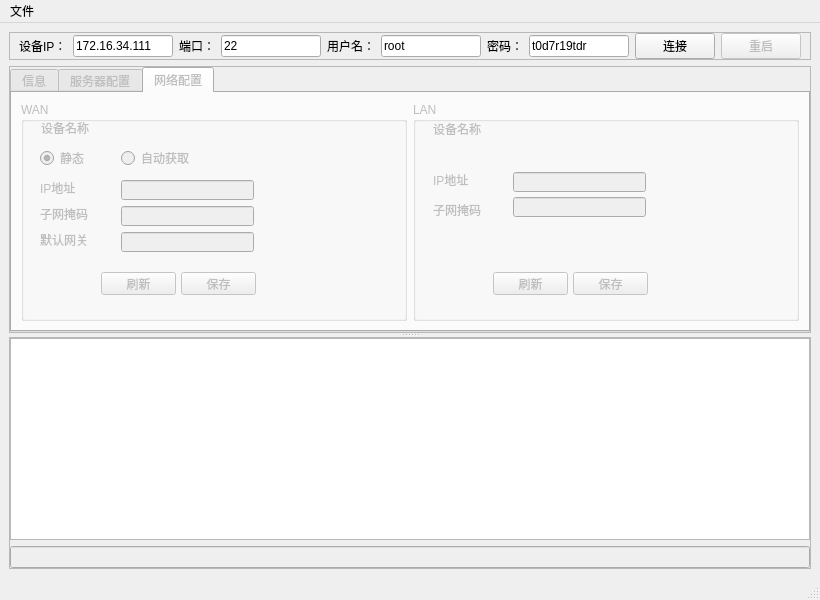
This is app.ui in dingzb/tdr_apptool as Qt 5 draws it before an edit. The edited form follows.
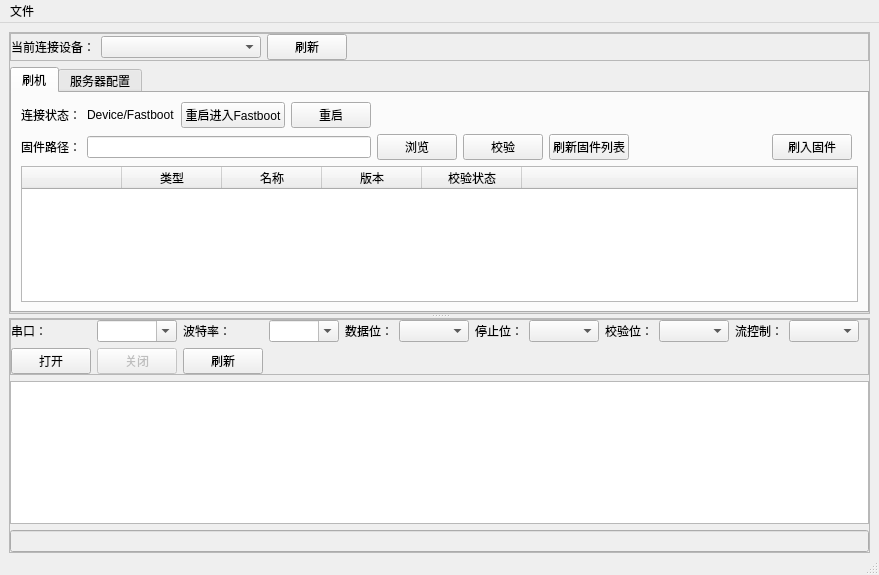
This is the edited form. The open tabs and pages were chosen to show the change.

Patch:
```diff
--- a/app.ui
+++ b/app.ui
@@ -6,8 +6,8 @@
    <rect>
     <x>0</x>
     <y>0</y>
-    <width>816</width>
-    <height>600</height>
+    <width>879</width>
+    <height>575</height>
    </rect>
   </property>
   <property name="windowTitle">
@@ -15,6 +15,18 @@
   </property>
   <widget class="QWidget" name="centralwidget">
    <layout class="QGridLayout" name="gridLayout">
+    <property name="leftMargin">
+     <number>9</number>
+    </property>
+    <property name="topMargin">
+     <number>9</number>
+    </property>
+    <property name="rightMargin">
+     <number>9</number>
+    </property>
+    <property name="bottomMargin">
+     <number>0</number>
+    </property>
     <item row="1" column="0">
      <widget class="QSplitter" name="splitter">
       <property name="enabled">
@@ -34,10 +46,62 @@
         <property name="margin">
          <number>0</number>
         </property>
+        <item>
+         <widget class="QFrame" name="frame_7">
+          <property name="frameShape">
+           <enum>QFrame::StyledPanel</enum>
+          </property>
+          <property name="frameShadow">
+           <enum>QFrame::Raised</enum>
+          </property>
+          <layout class="QHBoxLayout" name="horizontalLayout_6">
+           <property name="margin">
+            <number>0</number>
+           </property>
+           <item>
+            <widget class="QLabel" name="label_36">
+             <property name="text">
+              <string>当前连接设备：</string>
+             </property>
+            </widget>
+           </item>
+           <item>
+            <widget class="QComboBox" name="comboBoxDevList">
+             <property name="minimumSize">
+              <size>
+               <width>160</width>
+               <height>0</height>
+              </size>
+             </property>
+            </widget>
+           </item>
+           <item>
+            <widget class="QPushButton" name="pushButtonRefreshDev">
+             <property name="text">
+              <string>刷新</string>
+             </property>
+            </widget>
+           </item>
+           <item>
+            <spacer name="horizontalSpacer_24">
+             <property name="orientation">
+              <enum>Qt::Horizontal</enum>
+             </property>
+             <property name="sizeHint" stdset="0">
+              <size>
+               <width>40</width>
+               <height>20</height>
+              </size>
+             </property>
+            </spacer>
+           </item>
+          </layout>
+         </widget>
+        </item>
         <item>
          <widget class="QTabWidget" name="tabWidget">
           <property name="enabled">
-           <bool>false</bool>
+           <bool>true</bool>
           </property>
           <property name="currentIndex">
            <number>0</number>
@@ -47,47 +111,143 @@
             <string/>
            </property>
            <attribute name="title">
-            <string>信息</string>
+            <string>刷机</string>
            </attribute>
-           <layout class="QVBoxLayout" name="verticalLayout_4">
-            <property name="margin">
-             <number>0</number>
-            </property>
-            <item>
-             <layout class="QHBoxLayout" name="horizontalLayout_2">
-              <item>
-               <spacer name="horizontalSpacer_2">
-                <property name="orientation">
-                 <enum>Qt::Horizontal</enum>
-                </property>
-                <property name="sizeHint" stdset="0">
-                 <size>
-                  <width>40</width>
-                  <height>20</height>
-                 </size>
-                </property>
-               </spacer>
-              </item>
-              <item>
-               <widget class="QPushButton" name="pushButtonRefreshInfo">
-                <property name="text">
-                 <string>刷新</string>
-                </property>
-               </widget>
-              </item>
-             </layout>
+           <layout class="QGridLayout" name="gridLayout_2">
+            <item row="1" column="5">
+             <widget class="QPushButton" name="pushButton_4">
+              <property name="text">
+               <string>校验</string>
+              </property>
+             </widget>
             </item>
-            <item>
-             <widget class="QTextBrowser" name="textBrowserInfo">
-              <property name="minimumSize">
+            <item row="1" column="0">
+             <widget class="QLabel" name="label_14">
+              <property name="text">
+               <string>固件路径：</string>
+              </property>
+             </widget>
+            </item>
+            <item row="2" column="0" colspan="11">
+             <widget class="QTableWidget" name="tableWidget">
+              <property name="editTriggers">
+               <set>QAbstractItemView::NoEditTriggers</set>
+              </property>
+              <property name="selectionMode">
+               <enum>QAbstractItemView::MultiSelection</enum>
+              </property>
+              <property name="selectionBehavior">
+               <enum>QAbstractItemView::SelectRows</enum>
+              </property>
+              <property name="gridStyle">
+               <enum>Qt::DotLine</enum>
+              </property>
+              <attribute name="horizontalHeaderHighlightSections">
+               <bool>false</bool>
+              </attribute>
+              <attribute name="horizontalHeaderStretchLastSection">
+               <bool>true</bool>
+              </attribute>
+              <attribute name="verticalHeaderDefaultSectionSize">
+               <number>21</number>
+              </attribute>
+              <attribute name="verticalHeaderHighlightSections">
+               <bool>false</bool>
+              </attribute>
+              <column>
+               <property name="text">
+                <string/>
+               </property>
+              </column>
+              <column>
+               <property name="text">
+                <string>类型</string>
+               </property>
+              </column>
+              <column>
+               <property name="text">
+                <string>名称</string>
+               </property>
+              </column>
+              <column>
+               <property name="text">
+                <string>版本</string>
+               </property>
+              </column>
+              <column>
+               <property name="text">
+                <string>校验状态</string>
+               </property>
+              </column>
+              <column>
+               <property name="text">
+                <string/>
+               </property>
+              </column>
+             </widget>
+            </item>
+            <item row="1" column="4">
+             <widget class="QPushButton" name="pushButton">
+              <property name="text">
+               <string>浏览</string>
+              </property>
+             </widget>
+            </item>
+            <item row="0" column="1">
+             <widget class="QLabel" name="labelDevState">
+              <property name="text">
+               <string>Device/Fastboot</string>
+              </property>
+             </widget>
+            </item>
+            <item row="0" column="0">
+             <widget class="QLabel" name="label_11">
+              <property name="text">
+               <string>连接状态：</string>
+              </property>
+             </widget>
+            </item>
+            <item row="1" column="1" colspan="3">
+             <widget class="QLineEdit" name="lineEdit"/>
+            </item>
+            <item row="1" column="9">
+             <widget class="QPushButton" name="pushButton_8">
+              <property name="text">
+               <string>刷入固件</string>
+              </property>
+             </widget>
+            </item>
+            <item row="0" column="3">
+             <widget class="QPushButton" name="pushButton_7">
+              <property name="text">
+               <string>重启</string>
+              </property>
+             </widget>
+            </item>
+            <item row="0" column="2">
+             <widget class="QPushButton" name="pushButton_3">
+              <property name="text">
+               <string>重启进入Fastboot</string>
+              </property>
+             </widget>
+            </item>
+            <item row="1" column="7">
+             <spacer name="horizontalSpacer_25">
+              <property name="orientation">
+               <enum>Qt::Horizontal</enum>
+              </property>
+              <property name="sizeHint" stdset="0">
                <size>
-                <width>0</width>
-                <height>0</height>
+                <width>40</width>
+                <height>20</height>
                </size>
               </property>
-              <property name="styleSheet">
-               <string notr="true">border: none;
-font: 9pt &quot;Consolas&quot;;</string>
+             </spacer>
+            </item>
+            <item row="1" column="6">
+             <widget class="QPushButton" name="pushButton_2">
+              <property name="text">
+               <string>刷新固件列表</string>
               </property>
              </widget>
             </item>
@@ -97,398 +257,6 @@
            <attribute name="title">
             <string>服务器配置</string>
            </attribute>
-           <widget class="QWidget" name="formLayoutWidget">
-            <property name="geometry">
-             <rect>
-              <x>10</x>
-              <y>10</y>
-              <width>651</width>
-              <height>181</height>
-             </rect>
-            </property>
-            <layout class="QFormLayout" name="formLayout">
-             <property name="fieldGrowthPolicy">
-              <enum>QFormLayout::AllNonFixedFieldsGrow</enum>
-             </property>
-             <item row="0" column="0">
-              <widget class="QLabel" name="Label">
-               <property name="text">
-                <string>业务服务器地址</string>
-               </property>
-              </widget>
-             </item>
-             <item row="0" column="1">
-              <widget class="QLineEdit" name="LineEditOperationIp"/>
-             </item>
-             <item row="1" column="0">
-              <widget class="QLabel" name="Label_2">
-               <property name="text">
-                <string>业务服务器端口</string>
-               </property>
-              </widget>
-             </item>
-             <item row="1" column="1">
-              <widget class="QLineEdit" name="LineEditOperationPort"/>
-             </item>
-             <item row="2" column="0">
-              <widget class="QLabel" name="Label_3">
-               <property name="text">
-                <string>升级服务器地址</string>
-               </property>
-              </widget>
-             </item>
-             <item row="2" column="1">
-              <widget class="QLineEdit" name="LineEditUpdateIp"/>
-             </item>
-             <item row="3" column="0">
-              <widget class="QLabel" name="Label_4">
-               <property name="text">
-                <string>升级服务器端口</string>
-               </property>
-              </widget>
-             </item>
-             <item row="3" column="1">
-              <widget class="QLineEdit" name="LineEditUpdatePort"/>
-             </item>
-             <item row="4" column="1">
-              <widget class="QLineEdit" name="LineEditIdCardIp"/>
-             </item>
-             <item row="5" column="1">
-              <widget class="QLineEdit" name="LineEditIdCardPort"/>
-             </item>
-             <item row="5" column="0">
-              <widget class="QLabel" name="Label_6">
-               <property name="text">
-                <string>身份证服务器端口</string>
-               </property>
-              </widget>
-             </item>
-             <item row="4" column="0">
-              <widget class="QLabel" name="Label_5">
-               <property name="text">
-                <string>身份证服务器地址</string>
-               </property>
-              </widget>
-             </item>
-             <item row="6" column="0">
-              <widget class="QLabel" name="uRLLabel">
-               <property name="text">
-                <string>日志服务URL</string>
-               </property>
-              </widget>
-             </item>
-             <item row="6" column="1">
-              <widget class="QLineEdit" name="LineEditLogURL"/>
-             </item>
-            </layout>
-           </widget>
-           <widget class="QPushButton" name="pushButtonSaveServer">
-            <property name="geometry">
-             <rect>
-              <x>590</x>
-              <y>200</y>
-              <width>75</width>
-              <height>23</height>
-             </rect>
-            </property>
-            <property name="text">
-             <string>保存</string>
-            </property>
-           </widget>
-           <widget class="QPushButton" name="pushButtonRefreshServer">
-            <property name="geometry">
-             <rect>
-              <x>500</x>
-              <y>200</y>
-              <width>75</width>
-              <height>23</height>
-             </rect>
-            </property>
-            <property name="text">
-             <string>刷新</string>
-            </property>
-           </widget>
-          </widget>
-          <widget class="QWidget" name="tabNetSetting">
-           <attribute name="title">
-            <string>网络配置</string>
-           </attribute>
-           <layout class="QHBoxLayout" name="horizontalLayout_3">
-            <item>
-             <widget class="QGroupBox" name="groupBox">
-              <property name="minimumSize">
-               <size>
-                <width>260</width>
-                <height>0</height>
-               </size>
-              </property>
-              <property name="title">
-               <string>WAN</string>
-              </property>
-              <widget class="QRadioButton" name="radioButtonWanStatic">
-               <property name="geometry">
-                <rect>
-                 <x>19</x>
-                 <y>48</y>
-                 <width>47</width>
-                 <height>16</height>
-                </rect>
-               </property>
-               <property name="text">
-                <string>静态</string>
-               </property>
-               <property name="checked">
-                <bool>true</bool>
-               </property>
-              </widget>
-              <widget class="QPushButton" name="pushButtonWanRefresh">
-               <property name="geometry">
-                <rect>
-                 <x>80</x>
-                 <y>170</y>
-                 <width>75</width>
-                 <height>23</height>
-                </rect>
-               </property>
-               <property name="text">
-                <string>刷新</string>
-               </property>
-              </widget>
-              <widget class="QPushButton" name="pushButtonWanSave">
-               <property name="geometry">
-                <rect>
-                 <x>160</x>
-                 <y>170</y>
-                 <width>75</width>
-                 <height>23</height>
-                </rect>
-               </property>
-               <property name="text">
-                <string>保存</string>
-               </property>
-              </widget>
-              <widget class="QLabel" name="label_4">
-               <property name="geometry">
-                <rect>
-                 <x>19</x>
-                 <y>78</y>
-                 <width>36</width>
-                 <height>16</height>
-                </rect>
-               </property>
-               <property name="text">
-                <string>IP地址</string>
-               </property>
-              </widget>
-              <widget class="QLineEdit" name="lineEditWanIp">
-               <property name="geometry">
-                <rect>
-                 <x>100</x>
-                 <y>78</y>
-                 <width>133</width>
-                 <height>20</height>
-                </rect>
-               </property>
-              </widget>
-              <widget class="QLabel" name="label_6">
-               <property name="geometry">
-                <rect>
-                 <x>19</x>
-                 <y>104</y>
-                 <width>48</width>
-                 <height>16</height>
-                </rect>
-               </property>
-               <property name="text">
-                <string>子网掩码</string>
-               </property>
-              </widget>
-              <widget class="QLineEdit" name="lineEditWanMask">
-               <property name="geometry">
-                <rect>
-                 <x>100</x>
-                 <y>104</y>
-                 <width>133</width>
-                 <height>20</height>
-                </rect>
-               </property>
-              </widget>
-              <widget class="QLabel" name="label_5">
-               <property name="geometry">
-                <rect>
-                 <x>19</x>
-                 <y>130</y>
-                 <width>48</width>
-                 <height>16</height>
-                </rect>
-               </property>
-               <property name="text">
-                <string>默认网关</string>
-               </property>
-              </widget>
-              <widget class="QLineEdit" name="lineEditWanGateway">
-               <property name="geometry">
-                <rect>
-                 <x>100</x>
-                 <y>130</y>
-                 <width>133</width>
-                 <height>20</height>
-                </rect>
-               </property>
-              </widget>
-              <widget class="QRadioButton" name="radioButtonWanAuto">
-               <property name="geometry">
-                <rect>
-                 <x>100</x>
-                 <y>48</y>
-                 <width>71</width>
-                 <height>16</height>
-                </rect>
-               </property>
-               <property name="text">
-                <string>自动获取</string>
-               </property>
-              </widget>
-              <widget class="QLabel" name="label_9">
-               <property name="geometry">
-                <rect>
-                 <x>20</x>
-                 <y>20</y>
-                 <width>54</width>
-                 <height>12</height>
-                </rect>
-               </property>
-               <property name="text">
-                <string>设备名称</string>
-               </property>
-              </widget>
-              <widget class="QLabel" name="labelWanName">
-               <property name="geometry">
-                <rect>
-                 <x>100</x>
-                 <y>21</y>
-                 <width>54</width>
-                 <height>12</height>
-                </rect>
-               </property>
-               <property name="text">
-                <string>________</string>
-               </property>
-              </widget>
-             </widget>
-            </item>
-            <item>
-             <widget class="QGroupBox" name="groupBox_2">
-              <property name="minimumSize">
-               <size>
-                <width>260</width>
-                <height>0</height>
-               </size>
-              </property>
-              <property name="title">
-               <string>LAN</string>
-              </property>
-              <widget class="QPushButton" name="pushButtonLanSave">
-               <property name="geometry">
-                <rect>
-                 <x>160</x>
-                 <y>170</y>
-                 <width>75</width>
-                 <height>23</height>
-                </rect>
-               </property>
-               <property name="text">
-                <string>保存</string>
-               </property>
-              </widget>
-              <widget class="QPushButton" name="pushButtonLanRefresh">
-               <property name="geometry">
-                <rect>
-                 <x>80</x>
-                 <y>170</y>
-                 <width>75</width>
-                 <height>23</height>
-                </rect>
-               </property>
-               <property name="text">
-                <string>刷新</string>
-               </property>
-              </widget>
-              <widget class="QLabel" name="label_8">
-               <property name="geometry">
-                <rect>
-                 <x>20</x>
-                 <y>100</y>
-                 <width>48</width>
-                 <height>16</height>
-                </rect>
-               </property>
-               <property name="text">
-                <string>子网掩码</string>
-               </property>
-              </widget>
-              <widget class="QLineEdit" name="lineEditLanMask">
-               <property name="geometry">
-                <rect>
-                 <x>100</x>
-                 <y>95</y>
-                 <width>133</width>
-                 <height>20</height>
-                </rect>
-               </property>
-              </widget>
-              <widget class="QLabel" name="label_7">
-               <property name="geometry">
-                <rect>
-                 <x>20</x>
-                 <y>70</y>
-                 <width>36</width>
-                 <height>16</height>
-                </rect>
-               </property>
-               <property name="text">
-                <string>IP地址</string>
-               </property>
-              </widget>
-              <widget class="QLineEdit" name="lineEditLanIp">
-               <property name="geometry">
-                <rect>
-                 <x>100</x>
-                 <y>70</y>
-                 <width>133</width>
-                 <height>20</height>
-                </rect>
-               </property>
-              </widget>
-              <widget class="QLabel" name="labelLanName">
-               <property name="geometry">
-                <rect>
-                 <x>100</x>
-                 <y>22</y>
-                 <width>54</width>
-                 <height>12</height>
-                </rect>
-               </property>
-               <property name="text">
-                <string>________</string>
-               </property>
-              </widget>
-              <widget class="QLabel" name="label_12">
-               <property name="geometry">
-                <rect>
-                 <x>20</x>
-                 <y>21</y>
-                 <width>54</width>
-                 <height>12</height>
-                </rect>
-               </property>
-               <property name="text">
-                <string>设备名称</string>
-               </property>
-              </widget>
-             </widget>
-            </item>
-           </layout>
           </widget>
          </widget>
         </item>
@@ -505,6 +273,181 @@
         <property name="margin">
          <number>0</number>
         </property>
+        <item>
+         <widget class="QFrame" name="frame">
+          <property name="frameShape">
+           <enum>QFrame::StyledPanel</enum>
+          </property>
+          <property name="frameShadow">
+           <enum>QFrame::Raised</enum>
+          </property>
+          <layout class="QGridLayout" name="gridLayout_4">
+           <property name="margin">
+            <number>0</number>
+           </property>
+           <item row="0" column="16">
+            <spacer name="horizontalSpacer">
+             <property name="orientation">
+              <enum>Qt::Horizontal</enum>
+             </property>
+             <property name="sizeHint" stdset="0">
+              <size>
+               <width>40</width>
+               <height>20</height>
+              </size>
+             </property>
+            </spacer>
+           </item>
+           <item row="0" column="2">
+            <widget class="QLabel" name="label">
+             <property name="text">
+              <string>波特率：</string>
+             </property>
+            </widget>
+           </item>
+           <item row="0" column="3">
+            <widget class="QComboBox" name="comboBoxBaudrates">
+             <property name="minimumSize">
+              <size>
+               <width>70</width>
+               <height>0</height>
+              </size>
+             </property>
+             <property name="editable">
+              <bool>true</bool>
+             </property>
+            </widget>
+           </item>
+           <item row="0" column="9">
+            <widget class="QComboBox" name="comboBoxParities">
+             <property name="minimumSize">
+              <size>
+               <width>70</width>
+               <height>0</height>
+              </size>
+             </property>
+            </widget>
+           </item>
+           <item row="0" column="6">
+            <widget class="QLabel" name="label_10">
+             <property name="text">
+              <string>停止位：</string>
+             </property>
+            </widget>
+           </item>
+           <item row="0" column="7">
+            <widget class="QComboBox" name="comboBoxStopbits">
+             <property name="minimumSize">
+              <size>
+               <width>70</width>
+               <height>0</height>
+              </size>
+             </property>
+            </widget>
+           </item>
+           <item row="0" column="10">
+            <widget class="QLabel" name="label_15">
+             <property name="text">
+              <string>流控制：</string>
+             </property>
+            </widget>
+           </item>
+           <item row="0" column="8">
+            <widget class="QLabel" name="label_2">
+             <property name="text">
+              <string>校验位：</string>
+             </property>
+            </widget>
+           </item>
+           <item row="0" column="5">
+            <widget class="QComboBox" name="comboBoxBytesizes">
+             <property name="minimumSize">
+              <size>
+               <width>70</width>
+               <height>0</height>
+              </size>
+             </property>
+            </widget>
+           </item>
+           <item row="0" column="4">
+            <widget class="QLabel" name="label_3">
+             <property name="text">
+              <string>数据位：</string>
+             </property>
+            </widget>
+           </item>
+           <item row="0" column="0">
+            <widget class="QLabel" name="TargetIPlabel">
+             <property name="text">
+              <string>串口：</string>
+             </property>
+            </widget>
+           </item>
+           <item row="0" column="11">
+            <widget class="QComboBox" name="comboBoxFlowCtrl">
+             <property name="minimumSize">
+              <size>
+               <width>70</width>
+               <height>0</height>
+              </size>
+             </property>
+            </widget>
+           </item>
+           <item row="0" column="1">
+            <widget class="QComboBox" name="comboBoxPorts">
+             <property name="sizePolicy">
+              <sizepolicy hsizetype="Preferred" vsizetype="Fixed">
+               <horstretch>0</horstretch>
+               <verstretch>0</verstretch>
+              </sizepolicy>
+             </property>
+             <property name="minimumSize">
+              <size>
+               <width>70</width>
+               <height>0</height>
+              </size>
+             </property>
+             <property name="editable">
+              <bool>true</bool>
+             </property>
+            </widget>
+           </item>
+           <item row="1" column="0">
+            <widget class="QPushButton" name="pushButtonOpenSerial">
+             <property name="text">
+              <string>打开</string>
+             </property>
+             <property name="flat">
+              <bool>false</bool>
+             </property>
+            </widget>
+           </item>
+           <item row="1" column="1">
+            <widget class="QPushButton" name="pushButtonCloseSerial">
+             <property name="enabled">
+              <bool>false</bool>
+             </property>
+             <property name="text">
+              <string>关闭</string>
+             </property>
+             <property name="flat">
+              <bool>false</bool>
+             </property>
+            </widget>
+           </item>
+           <item row="1" column="2">
+            <widget class="QPushButton" name="pushButtonRefreshSerial">
+             <property name="enabled">
+              <bool>true</bool>
+             </property>
+             <property name="text">
+              <string>刷新</string>
+             </property>
+            </widget>
+           </item>
+          </layout>
+         </widget>
+        </item>
         <item>
          <widget class="QTextBrowser" name="textBrowserLog">
           <property name="contextMenuPolicy">
@@ -536,164 +479,6 @@
       </widget>
      </widget>
     </item>
-    <item row="0" column="0">
-     <widget class="QFrame" name="frame">
-      <property name="frameShape">
-       <enum>QFrame::StyledPanel</enum>
-      </property>
-      <property name="frameShadow">
-       <enum>QFrame::Raised</enum>
-      </property>
-      <layout class="QHBoxLayout" name="horizontalLayout">
-       <property name="topMargin">
-        <number>0</number>
-       </property>
-       <property name="bottomMargin">
-        <number>0</number>
-       </property>
-       <item>
-        <widget class="QLabel" name="TargetIPlabel">
-         <property name="text">
-          <string>设备IP：</string>
-         </property>
-        </widget>
-       </item>
-       <item>
-        <widget class="QLineEdit" name="lineEditIp">
-         <property name="minimumSize">
-          <size>
-           <width>100</width>
-           <height>0</height>
-          </size>
-         </property>
-         <property name="maximumSize">
-          <size>
-           <width>120</width>
-           <height>16777215</height>
-          </size>
-         </property>
-         <property name="text">
-          <string>172.16.34.111</string>
-         </property>
-        </widget>
-       </item>
-       <item>
-        <widget class="QLabel" name="label">
-         <property name="text">
-          <string>端口：</string>
-         </property>
-        </widget>
-       </item>
-       <item>
-        <widget class="QLineEdit" name="lineEditPort">
-         <property name="minimumSize">
-          <size>
-           <width>100</width>
-           <height>0</height>
-          </size>
-         </property>
-         <property name="maximumSize">
-          <size>
-           <width>120</width>
-           <height>16777215</height>
-          </size>
-         </property>
-         <property name="text">
-          <string>22</string>
-         </property>
-        </widget>
-       </item>
-       <item>
-        <widget class="QLabel" name="label_2">
-         <property name="text">
-          <string>用户名：</string>
-         </property>
-        </widget>
-       </item>
-       <item>
-        <widget class="QLineEdit" name="lineEditUsername">
-         <property name="minimumSize">
-          <size>
-           <width>100</width>
-           <height>0</height>
-          </size>
-         </property>
-         <property name="maximumSize">
-          <size>
-           <width>120</width>
-           <height>16777215</height>
-          </size>
-         </property>
-         <property name="text">
-          <string>root</string>
-         </property>
-        </widget>
-       </item>
-       <item>
-        <widget class="QLabel" name="label_3">
-         <property name="text">
-          <string>密码：</string>
-         </property>
-        </widget>
-       </item>
-       <item>
-        <widget class="QLineEdit" name="lineEditPassword">
-         <property name="minimumSize">
-          <size>
-           <width>100</width>
-           <height>0</height>
-          </size>
-         </property>
-         <property name="maximumSize">
-          <size>
-           <width>120</width>
-           <height>16777215</height>
-          </size>
-         </property>
-         <property name="styleSheet">
-          <string notr="true">lineedit-password-character: 42</string>
-         </property>
-         <property name="text">
-          <string>t0d7r19tdr</string>
-         </property>
-        </widget>
-       </item>
-       <item>
-        <widget class="QPushButton" name="pushButtonConnect">
-         <property name="text">
-          <string>连接</string>
-         </property>
-         <property name="flat">
-          <bool>false</bool>
-         </property>
-        </widget>
-       </item>
-       <item>
-        <widget class="QPushButton" name="pushButtonReboot">
-         <property name="enabled">
-          <bool>false</bool>
-         </property>
-         <property name="text">
-          <string>重启</string>
-         </property>
-        </widget>
-       </item>
-       <item>
-        <spacer name="horizontalSpacer">
-         <property name="orientation">
-          <enum>Qt::Horizontal</enum>
-         </property>
-         <property name="sizeHint" stdset="0">
-          <size>
-           <width>40</width>
-           <height>20</height>
-          </size>
-         </property>
-        </spacer>
-       </item>
-      </layout>
-     </widget>
-    </item>
    </layout>
   </widget>
   <widget class="QMenuBar" name="menubar">
@@ -701,7 +486,7 @@
     <rect>
      <x>0</x>
      <y>0</y>
-     <width>816</width>
+     <width>879</width>
      <height>23</height>
     </rect>
    </property>
```
